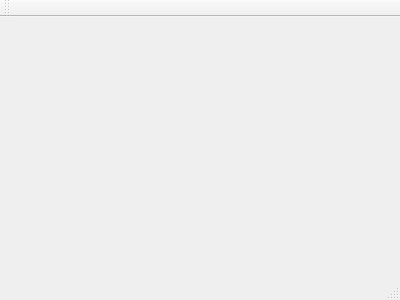
Before: the Qt Designer form MoodChart/MoodChart/mainwindow.ui in HousedHorse/mood-chart, drawn with Qt 5.
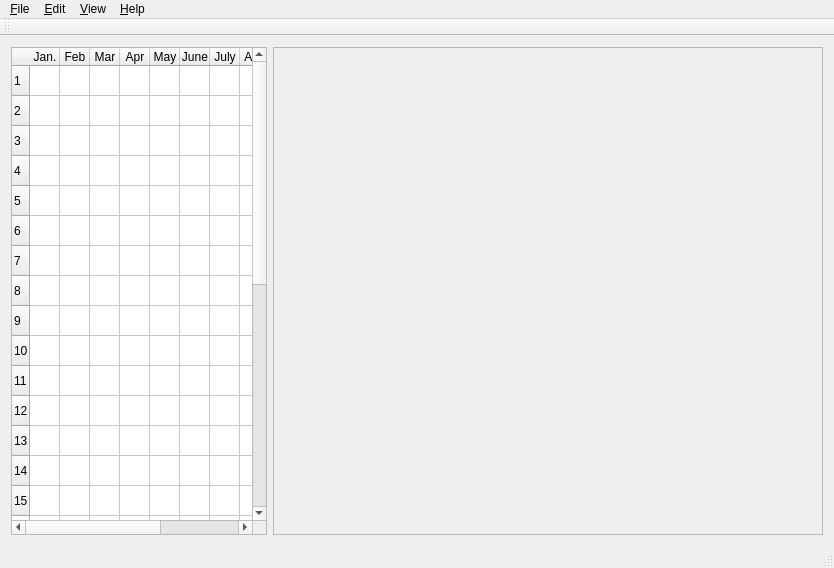
After: the same form once the commit is applied.

Diff of the .ui file:
```diff
--- a/MoodChart/MoodChart/mainwindow.ui
+++ b/MoodChart/MoodChart/mainwindow.ui
@@ -1,24 +1,359 @@
 <ui version="4.0">
  <class>MainWindow</class>
- <widget class="QMainWindow" name="MainWindow" >
-  <property name="geometry" >
+ <widget class="QMainWindow" name="MainWindow">
+  <property name="geometry">
    <rect>
     <x>0</x>
     <y>0</y>
-    <width>400</width>
-    <height>300</height>
+    <width>834</width>
+    <height>568</height>
    </rect>
   </property>
   <property name="windowTitle" >
    <string>MainWindow</string>
   </property>
-  <widget class="QMenuBar" name="menuBar" />
-  <widget class="QToolBar" name="mainToolBar" />
-  <widget class="QWidget" name="centralWidget" />
-  <widget class="QStatusBar" name="statusBar" />
+  <widget class="QWidget" name="centralWidget">
+   <layout class="QGridLayout" name="gridLayout">
+    <item row="0" column="0">
+     <widget class="QTableWidget" name="table">
+      <property name="sizePolicy">
+       <sizepolicy hsizetype="Preferred" vsizetype="Expanding">
+        <horstretch>0</horstretch>
+        <verstretch>0</verstretch>
+       </sizepolicy>
+      </property>
+      <attribute name="horizontalHeaderCascadingSectionResizes">
+       <bool>false</bool>
+      </attribute>
+      <attribute name="horizontalHeaderDefaultSectionSize">
+       <number>30</number>
+      </attribute>
+      <attribute name="horizontalHeaderMinimumSectionSize">
+       <number>30</number>
+      </attribute>
+      <attribute name="horizontalHeaderStretchLastSection">
+       <bool>false</bool>
+      </attribute>
+      <row>
+       <property name="text">
+        <string>1</string>
+       </property>
+      </row>
+      <row>
+       <property name="text">
+        <string>2</string>
+       </property>
+      </row>
+      <row>
+       <property name="text">
+        <string>3</string>
+       </property>
+      </row>
+      <row>
+       <property name="text">
+        <string>4</string>
+       </property>
+      </row>
+      <row>
+       <property name="text">
+        <string>5</string>
+       </property>
+      </row>
+      <row>
+       <property name="text">
+        <string>6</string>
+       </property>
+      </row>
+      <row>
+       <property name="text">
+        <string>7</string>
+       </property>
+      </row>
+      <row>
+       <property name="text">
+        <string>8</string>
+       </property>
+      </row>
+      <row>
+       <property name="text">
+        <string>9</string>
+       </property>
+      </row>
+      <row>
+       <property name="text">
+        <string>10</string>
+       </property>
+      </row>
+      <row>
+       <property name="text">
+        <string>11</string>
+       </property>
+      </row>
+      <row>
+       <property name="text">
+        <string>12</string>
+       </property>
+      </row>
+      <row>
+       <property name="text">
+        <string>13</string>
+       </property>
+      </row>
+      <row>
+       <property name="text">
+        <string>14</string>
+       </property>
+      </row>
+      <row>
+       <property name="text">
+        <string>15</string>
+       </property>
+      </row>
+      <row>
+       <property name="text">
+        <string>16</string>
+       </property>
+      </row>
+      <row>
+       <property name="text">
+        <string>17</string>
+       </property>
+      </row>
+      <row>
+       <property name="text">
+        <string>18</string>
+       </property>
+      </row>
+      <row>
+       <property name="text">
+        <string>19</string>
+       </property>
+      </row>
+      <row>
+       <property name="text">
+        <string>20</string>
+       </property>
+      </row>
+      <row>
+       <property name="text">
+        <string>21</string>
+       </property>
+      </row>
+      <row>
+       <property name="text">
+        <string>22</string>
+       </property>
+      </row>
+      <row>
+       <property name="text">
+        <string>23</string>
+       </property>
+      </row>
+      <row>
+       <property name="text">
+        <string>24</string>
+       </property>
+      </row>
+      <row>
+       <property name="text">
+        <string>25</string>
+       </property>
+      </row>
+      <row>
+       <property name="text">
+        <string>26</string>
+       </property>
+      </row>
+      <row>
+       <property name="text">
+        <string>27</string>
+       </property>
+      </row>
+      <row>
+       <property name="text">
+        <string>28</string>
+       </property>
+      </row>
+      <row>
+       <property name="text">
+        <string>30</string>
+       </property>
+      </row>
+      <row>
+       <property name="text">
+        <string>31</string>
+       </property>
+      </row>
+      <column>
+       <property name="text">
+        <string>Jan.</string>
+       </property>
+      </column>
+      <column>
+       <property name="text">
+        <string>Feb</string>
+       </property>
+      </column>
+      <column>
+       <property name="text">
+        <string>Mar</string>
+       </property>
+      </column>
+      <column>
+       <property name="text">
+        <string>Apr</string>
+       </property>
+      </column>
+      <column>
+       <property name="text">
+        <string>May</string>
+       </property>
+      </column>
+      <column>
+       <property name="text">
+        <string>June</string>
+       </property>
+      </column>
+      <column>
+       <property name="text">
+        <string>July</string>
+       </property>
+      </column>
+      <column>
+       <property name="text">
+        <string>Aug</string>
+       </property>
+      </column>
+      <column>
+       <property name="text">
+        <string>Sept</string>
+       </property>
+      </column>
+      <column>
+       <property name="text">
+        <string>Oct</string>
+       </property>
+      </column>
+      <column>
+       <property name="text">
+        <string>Dec</string>
+       </property>
+      </column>
+     </widget>
+    </item>
+    <item row="0" column="1">
+     <widget class="QFrame" name="legend">
+      <property name="sizePolicy">
+       <sizepolicy hsizetype="Expanding" vsizetype="Preferred">
+        <horstretch>0</horstretch>
+        <verstretch>0</verstretch>
+       </sizepolicy>
+      </property>
+      <property name="frameShape">
+       <enum>QFrame::StyledPanel</enum>
+      </property>
+      <property name="frameShadow">
+       <enum>QFrame::Raised</enum>
+      </property>
+      <layout class="QGridLayout" name="gridLayout_5">
+       <item row="0" column="0">
+        <spacer name="verticalSpacer_2">
+         <property name="orientation">
+          <enum>Qt::Vertical</enum>
+         </property>
+         <property name="sizeHint" stdset="0">
+          <size>
+           <width>20</width>
+           <height>40</height>
+          </size>
+         </property>
+        </spacer>
+       </item>
+       <item row="2" column="0">
+        <spacer name="verticalSpacer">
+         <property name="orientation">
+          <enum>Qt::Vertical</enum>
+         </property>
+         <property name="sizeHint" stdset="0">
+          <size>
+           <width>20</width>
+           <height>40</height>
+          </size>
+         </property>
+        </spacer>
+       </item>
+       <item row="1" column="0">
+        <layout class="QVBoxLayout" name="legendLayout"/>
+       </item>
+      </layout>
+     </widget>
+    </item>
+   </layout>
+  </widget>
+  <widget class="QMenuBar" name="menuBar">
+   <property name="geometry">
+    <rect>
+     <x>0</x>
+     <y>0</y>
+     <width>834</width>
+     <height>22</height>
+    </rect>
+   </property>
+   <widget class="QMenu" name="menuFile">
+    <property name="title">
+     <string>&amp;File</string>
+    </property>
+    <addaction name="action_New"/>
+    <addaction name="separator"/>
+    <addaction name="action_Quit"/>
+   </widget>
+   <widget class="QMenu" name="menuEdit">
+    <property name="title">
+     <string>&amp;Edit</string>
+    </property>
+   </widget>
+   <widget class="QMenu" name="menu_View">
+    <property name="title">
+     <string>&amp;View</string>
+    </property>
+   </widget>
+   <widget class="QMenu" name="menu_Help">
+    <property name="title">
+     <string>&amp;Help</string>
+    </property>
+   </widget>
+   <addaction name="menuFile"/>
+   <addaction name="menuEdit"/>
+   <addaction name="menu_View"/>
+   <addaction name="menu_Help"/>
+  </widget>
+  <widget class="QToolBar" name="mainToolBar">
+   <attribute name="toolBarArea">
+    <enum>TopToolBarArea</enum>
+   </attribute>
+   <attribute name="toolBarBreak">
+    <bool>false</bool>
+   </attribute>
+  </widget>
+  <widget class="QStatusBar" name="statusBar"/>
+  <action name="action_Quit">
+   <property name="text">
+    <string> &amp;Quit</string>
+   </property>
+   <property name="shortcut">
+    <string>Ctrl+Q</string>
+   </property>
+  </action>
+  <action name="action_New">
+   <property name="text">
+    <string>&amp;New</string>
+   </property>
+   <property name="shortcut">
+    <string>Ctrl+N</string>
+   </property>
+  </action>
  </widget>
- <layoutDefault spacing="6" margin="11" />
- <pixmapfunction></pixmapfunction>
+ <layoutdefault spacing="6" margin="11"/>
  <resources/>
  <connections/>
 </ui>
```
Left out of the diff: 3 changed lines with no effect on the pictures.
